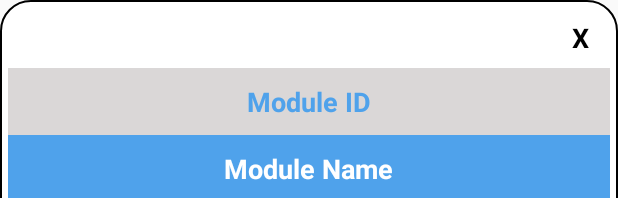
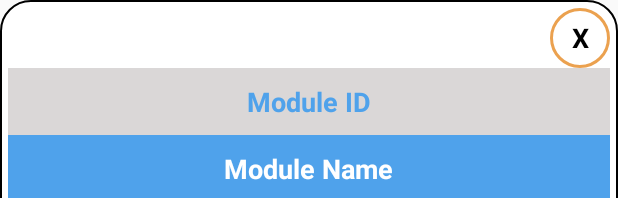
Before and after one commit to jonnydevop/WintecPathways, an Android app: the layout modules_dialog.xml on its own in the app's theme, with its tools: preview values and no code run, on a phone screen of 412 x 824 dp. Shown: the top 198 px of the screen. Run offline under Robolectric (Android 15) with nearby library versions, the phone set to English and light mode, and no system bars.

Commit message:
circle color changed

```diff
--- a/app/src/main/res/drawable/circlebkg.xml
+++ b/app/src/main/res/drawable/circlebkg.xml
@@ -1,5 +1,5 @@
 <?xml version="1.0" encoding="utf-8"?>
 <shape android:shape="oval" xmlns:android="http://schemas.android.com/apk/res/android">
 
-    <stroke android:width="2dp" android:color="@color/white"/>
+    <stroke android:width="2dp" android:color="@color/colorPrimary"/>
 </shape>
```
